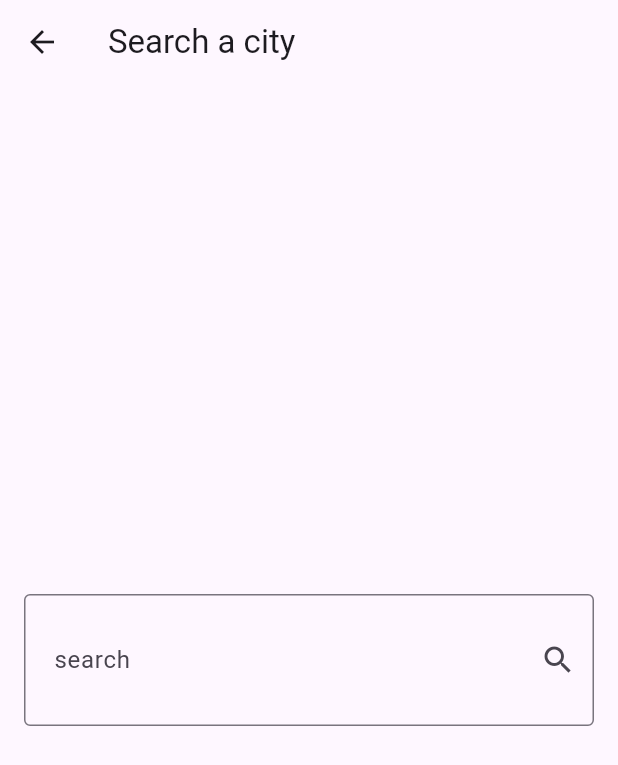
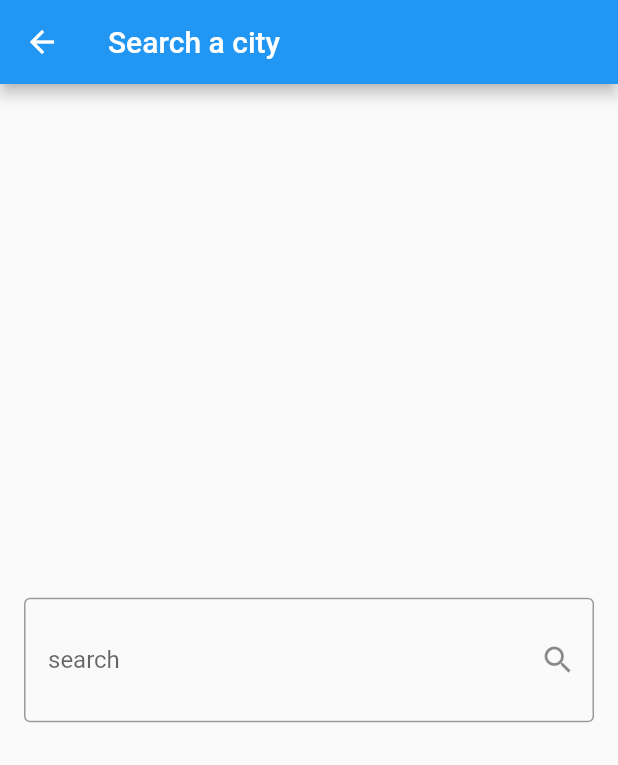
Before and after one commit to manarahmed2/Weather-App, a Flutter app: the screen it shows after launch, after a tap on the "search" icon, on a phone screen of 412 x 824 dp. Shown: the top 765 px of the screen. Run offline on Flutter 3.47's test engine with Material 3 defaults, Android fonts, the phone set to English and light mode, and no system bars; our stand-ins replace bloc, dio, flutter_bloc.

Commit message:
finish app

```diff
--- a/lib/main.dart
+++ b/lib/main.dart
@@ -1,5 +1,6 @@
 import 'package:flutter/material.dart';
 import 'package:weather_app/cubits/get_wearher_cubit/get_weather_cubit.dart';
+import 'package:weather_app/cubits/get_wearher_cubit/get_weather_state.dart';
 import 'package:weather_app/views/home_view.dart';
 import 'package:flutter_bloc/flutter_bloc.dart';
 
@@ -15,16 +16,20 @@ class WeatherApp extends StatelessWidget {
     return BlocProvider(
       create: (context) => GetWeatherCubit(),
       child: Builder(
-        builder: (context) => MaterialApp(
+        builder: (context) => BlocBuilder<GetWeatherCubit, WeatherState>(
+          builder: (context, state) {
+            return MaterialApp(
               debugShowCheckedModeBanner: false,
               theme: ThemeData(
-            useMaterial3: true,
+                useMaterial3: false,
                 primarySwatch: getThemeColor(
                     BlocProvider.of<GetWeatherCubit>(context)
                         .weatherModel
                         ?.weatherCondition),
               ),
               home: const HomeView(),
+            );
+          },
         ),
       ),
     );
@@ -33,7 +38,7 @@ class WeatherApp extends StatelessWidget {
 
 MaterialColor getThemeColor(String? condition) {
   if (condition == null) {
-    return Colors.grey;
+    return Colors.blue;
   }
   if (['Sunny', 'Clear', 'Partly cloudy'].contains(condition)) {
     return Colors.orange;
@@ -55,6 +60,6 @@ MaterialColor getThemeColor(String? condition) {
   ].contains(condition)) {
     return Colors.deepPurple;
   } else {
-    return Colors.blue; // اللون الافتراضي في حالة عدم تطابق أي حالة
+    return Colors.grey; // اللون الافتراضي في حالة عدم تطابق أي حالة
   }
 }
--- a/lib/views/home_view.dart
+++ b/lib/views/home_view.dart
@@ -39,11 +39,13 @@ class HomeView extends StatelessWidget {
           BlocBuilder<GetWeatherCubit, WeatherState>(builder: (context, state) {
         // مسئولة انها ت rebuild ال ui وبتسمع ال cubit
         if (state is WeatherInitialState) {
-          return const NoWeatherBody();
+          return NoWeatherBody();
         } else if (state is WeatherLoadedState) {
-          return const WeatherInfoBody();
+          return WeatherInfoBody(
+            weather: state.weatherModel,
+          );
         } else {
-          return const Text("ops! there was an error");
+          return Text("ops! there was an error");
         }
       }),
     );
```
Also changed, not shown: lib/widgets/weather_info_body.dart (+21 -5 lines). Lines whose indentation alone changed are shown as unchanged.
